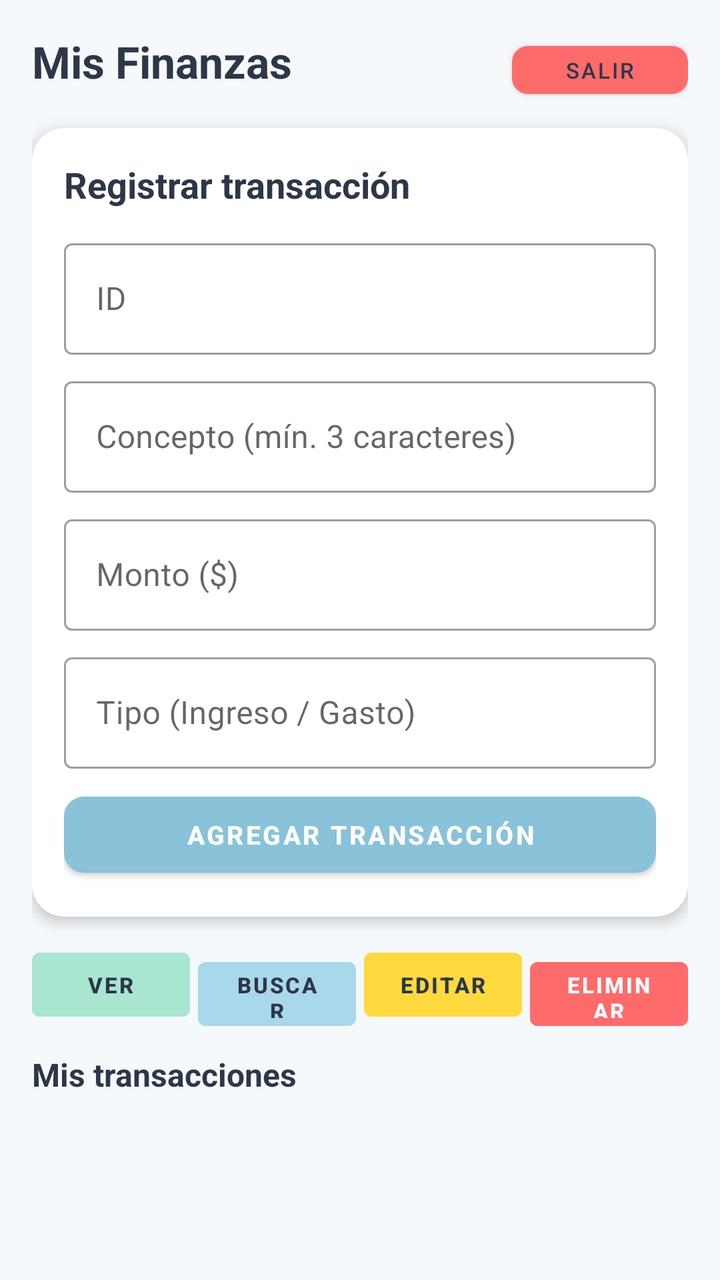
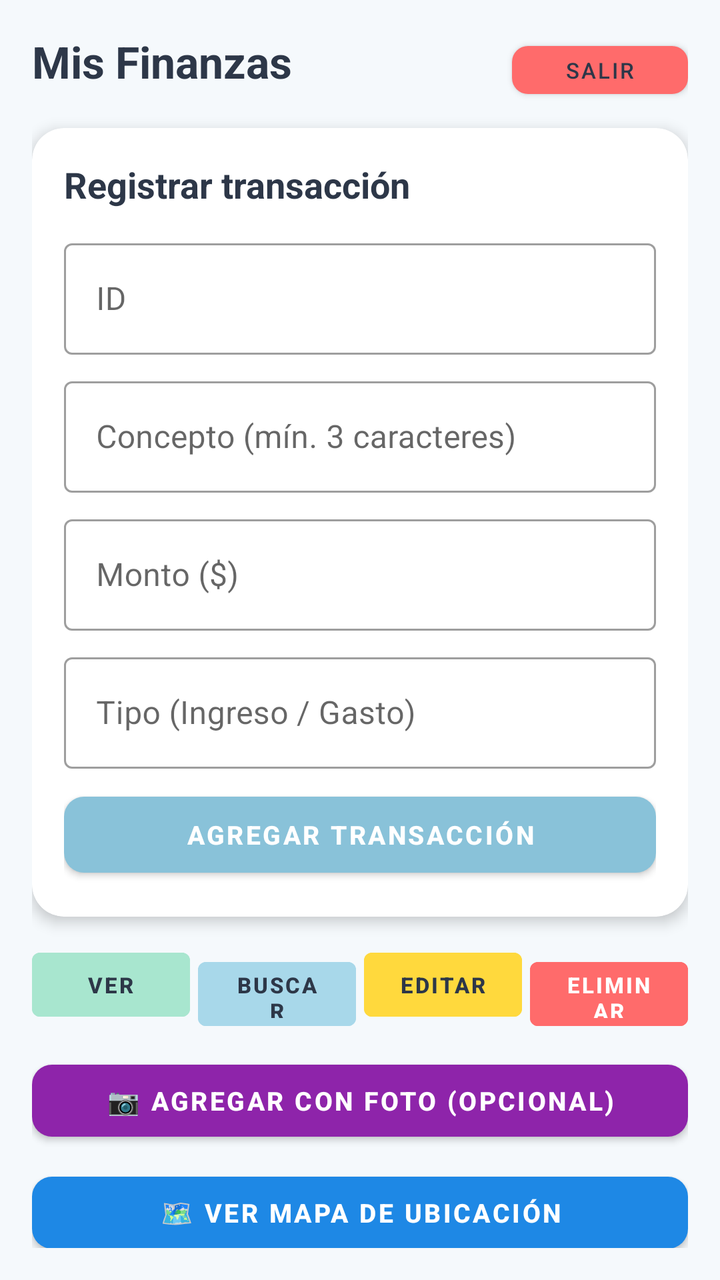

An Android layout rendered at two revisions. The XML below is the earlier revision; the diff shows what the commit changed to produce the second picture.
<!-- AndroidManifest.xml: application theme Theme.MaterialComponents.DayNight.NoActionBar -->
<!-- res/layout/activity_main.xml -->
<?xml version="1.0" encoding="utf-8"?>
<LinearLayout xmlns:app="http://schemas.android.com/apk/res-auto"
    xmlns:android="http://schemas.android.com/apk/res/android"
    android:layout_width="match_parent"
    android:layout_height="match_parent"
    android:orientation="vertical"
    android:background="@color/colorFondo"
    android:padding="16dp">

    
    <LinearLayout
        android:layout_width="match_parent"
        android:layout_height="wrap_content"
        android:orientation="horizontal"
        android:layout_marginBottom="12dp">

        <TextView
            android:layout_width="0dp"
            android:layout_height="wrap_content"
            android:layout_weight="1"
            android:text="Mis Finanzas"
            android:textSize="22sp"
            android:textStyle="bold"
            android:textColor="@color/textPrimary"/>

        <com.google.android.material.button.MaterialButton
            android:id="@+id/btnCerrarSesion"
            android:layout_width="wrap_content"
            android:layout_height="36dp"
            android:text="Salir"
            android:textSize="11sp"
            android:textColor="@color/textPrimary"
            app:cornerRadius="8dp"
            app:backgroundTint="@color/btnEliminar"/>
    </LinearLayout>

    
    <androidx.cardview.widget.CardView
        android:layout_width="match_parent"
        android:layout_height="wrap_content"
        app:cardCornerRadius="16dp"
        app:cardElevation="4dp"
        android:layout_marginBottom="12dp">

        <LinearLayout
            android:layout_width="match_parent"
            android:layout_height="wrap_content"
            android:orientation="vertical"
            android:padding="16dp">

            <TextView
                android:layout_width="match_parent"
                android:layout_height="wrap_content"
                android:text="Registrar transacción"
                android:textSize="18sp"
                android:textStyle="bold"
                android:textColor="@color/textPrimary"
                android:layout_marginBottom="12dp"/>

            
            <com.google.android.material.textfield.TextInputLayout
                android:id="@+id/tilId"
                android:layout_width="match_parent"
                android:layout_height="wrap_content"
                style="@style/Widget.MaterialComponents.TextInputLayout.OutlinedBox"
                android:layout_marginBottom="8dp">

                <com.google.android.material.textfield.TextInputEditText
                    android:id="@+id/etId"
                    android:layout_width="match_parent"
                    android:layout_height="wrap_content"
                    android:hint="ID"
                    android:inputType="text"/>

            </com.google.android.material.textfield.TextInputLayout>

            
            <com.google.android.material.textfield.TextInputLayout
                android:id="@+id/tilConcepto"
                android:layout_width="match_parent"
                android:layout_height="wrap_content"
                style="@style/Widget.MaterialComponents.TextInputLayout.OutlinedBox"
                android:layout_marginBottom="8dp">

                <com.google.android.material.textfield.TextInputEditText
                    android:id="@+id/etConcepto"
                    android:layout_width="match_parent"
                    android:layout_height="wrap_content"
                    android:hint="Concepto (mín. 3 caracteres)"
                    android:inputType="textCapSentences"/>

            </com.google.android.material.textfield.TextInputLayout>

            
            <com.google.android.material.textfield.TextInputLayout
                android:id="@+id/tilMonto"
                android:layout_width="match_parent"
                android:layout_height="wrap_content"
                style="@style/Widget.MaterialComponents.TextInputLayout.OutlinedBox"
                android:layout_marginBottom="8dp">

                <com.google.android.material.textfield.TextInputEditText
                    android:id="@+id/etMonto"
                    android:layout_width="match_parent"
                    android:layout_height="wrap_content"
                    android:hint="Monto ($)"
                    android:inputType="numberDecimal"/>

            </com.google.android.material.textfield.TextInputLayout>

            
            <com.google.android.material.textfield.TextInputLayout
                android:id="@+id/tilTipo"
                android:layout_width="match_parent"
                android:layout_height="wrap_content"
                style="@style/Widget.MaterialComponents.TextInputLayout.OutlinedBox"
                android:layout_marginBottom="8dp">

                <com.google.android.material.textfield.TextInputEditText
                    android:id="@+id/etTipo"
                    android:layout_width="match_parent"
                    android:layout_height="wrap_content"
                    android:hint="Tipo (Ingreso / Gasto)"
                    android:inputType="textCapWords"/>

            </com.google.android.material.textfield.TextInputLayout>

            
            <ProgressBar
                android:id="@+id/progressBarMain"
                android:layout_width="wrap_content"
                android:layout_height="wrap_content"
                android:layout_gravity="center"
                android:visibility="gone"
                android:layout_marginBottom="8dp"/>

            
            <com.google.android.material.button.MaterialButton
                android:id="@+id/btnAgregar"
                android:layout_width="match_parent"
                android:layout_height="50dp"
                android:text="AGREGAR TRANSACCIÓN"
                app:cornerRadius="10dp"
                app:backgroundTint="@color/btnAgregar"
                android:textColor="@color/textOnDarkBg"
                android:textSize="13sp"
                android:textStyle="bold"/>

        </LinearLayout>

    </androidx.cardview.widget.CardView>

    
    <LinearLayout
        android:layout_width="match_parent"
        android:layout_height="wrap_content"
        android:orientation="horizontal"
        android:layout_marginBottom="12dp"
        android:weightSum="4">

        <com.google.android.material.button.MaterialButton
            android:id="@+id/btnVerTodos"
            style="@style/Widget.MaterialComponents.Button.OutlinedButton"
            android:layout_width="0dp"
            android:layout_height="44dp"
            android:layout_weight="1"
            android:layout_marginEnd="4dp"
            android:text="VER"
            android:textSize="11sp"
            android:textColor="@color/textPrimary"
            android:textStyle="bold"
            app:backgroundTint="@color/btnVerTodos"
            app:strokeColor="@color/btnVerTodos"/>

        <com.google.android.material.button.MaterialButton
            android:id="@+id/btnBuscar"
            style="@style/Widget.MaterialComponents.Button.OutlinedButton"
            android:layout_width="0dp"
            android:layout_height="44dp"
            android:layout_weight="1"
            android:layout_marginEnd="4dp"
            android:text="BUSCAR"
            android:textSize="11sp"
            android:textColor="@color/textPrimary"
            android:textStyle="bold"
            app:backgroundTint="@color/btnBuscar"
            app:strokeColor="@color/btnBuscar"/>

        <com.google.android.material.button.MaterialButton
            android:id="@+id/btnEditar"
            style="@style/Widget.MaterialComponents.Button.OutlinedButton"
            android:layout_width="0dp"
            android:layout_height="44dp"
            android:layout_weight="1"
            android:layout_marginEnd="4dp"
            android:text="EDITAR"
            android:textSize="11sp"
            android:textColor="@color/textPrimary"
            android:textStyle="bold"
            app:backgroundTint="@color/btnEditar"
            app:strokeColor="@color/btnEditar"/>

        <com.google.android.material.button.MaterialButton
            android:id="@+id/btnBorrar"
            style="@style/Widget.MaterialComponents.Button.OutlinedButton"
            android:layout_width="0dp"
            android:layout_height="44dp"
            android:layout_weight="1"
            android:text="ELIMINAR"
            android:textSize="11sp"
            android:textColor="@color/textOnDarkBg"
            android:textStyle="bold"
            app:backgroundTint="@color/btnEliminar"
            app:strokeColor="@color/btnEliminar"/>

    </LinearLayout>

    
    <TextView
        android:layout_width="match_parent"
        android:layout_height="wrap_content"
        android:text="Mis transacciones"
        android:textSize="16sp"
        android:textStyle="bold"
        android:textColor="@color/textPrimary"
        android:layout_marginBottom="4dp"/>

    
    <androidx.recyclerview.widget.RecyclerView
        android:id="@+id/rvTransacciones"
        android:layout_width="match_parent"
        android:layout_height="0dp"
        android:layout_weight="1"
        android:scrollbars="vertical"/>

</LinearLayout>
<!-- resources referenced by this layout -->
<resources>
  <color name="btnAgregar">#89C2D9</color>
  <color name="btnBuscar">#A8D8EA</color>
  <color name="btnEditar">#FFD93D</color>
  <color name="btnEliminar">#FF6B6B</color>
  <color name="btnVerTodos">#A8E6CF</color>
  <color name="colorFondo">#F5F9FC</color>
  <color name="textOnDarkBg">#FFFFFF</color>
  <color name="textPrimary">#2D3748</color>
</resources>

<!-- the commit's change to res/layout/activity_main.xml (unified diff, before → after) -->
@@ -146,6 +146,18 @@
                 android:textSize="13sp"
                 android:textStyle="bold"/>
 
+            
+            <ImageView
+                android:id="@+id/ivFotoTransaccion"
+                android:layout_width="150dp"
+                android:layout_height="150dp"
+                android:layout_gravity="center"
+                android:scaleType="centerCrop"
+                android:visibility="gone"
+                android:layout_marginTop="12dp"
+                android:layout_marginBottom="8dp"
+                android:background="#E0E0E0"/>
+
         </LinearLayout>
 
     </androidx.cardview.widget.CardView>
@@ -216,6 +228,46 @@
     </LinearLayout>
 
     
+    <com.google.android.material.button.MaterialButton
+        android:id="@+id/btnAdjuntarFoto"
+        android:layout_width="match_parent"
+        android:layout_height="48dp"
+        android:text="📷 AGREGAR CON FOTO (OPCIONAL)"
+        android:textSize="13sp"
+        android:textStyle="bold"
+        android:textColor="@color/white"
+        app:backgroundTint="#8E24AA"
+        app:cornerRadius="10dp"
+        android:layout_marginBottom="8dp"/>
+
+    
+    <com.google.android.material.button.MaterialButton
+        android:id="@+id/btnAbrirMapa"
+        android:layout_width="match_parent"
+        android:layout_height="48dp"
+        android:text="🗺️ VER MAPA DE UBICACIÓN"
+        android:textSize="13sp"
+        android:textStyle="bold"
+        android:textColor="@color/white"
+        app:backgroundTint="#1E88E5"
+        app:cornerRadius="10dp"
+        android:layout_marginBottom="8dp"/>
+
+    
+    <com.google.android.material.button.MaterialButton
+        android:id="@+id/btnAbrirUbicacion"
+        android:layout_width="match_parent"
+        android:layout_height="48dp"
+        android:text="📍 OBTENER MI UBICACIÓN GPS"
+        android:textSize="13sp"
+        android:textStyle="bold"
+        android:textColor="@color/white"
+        app:backgroundTint="#FF9800"
+        app:cornerRadius="10dp"
+        android:layout_marginBottom="12dp"/>
+    
+
+    
     <TextView
         android:layout_width="match_parent"
         android:layout_height="wrap_content"
<!-- resource entries referenced after the edit -->
@@ -8,5 +8,6 @@
   <color name="colorFondo">#F5F9FC</color>
   <color name="textOnDarkBg">#FFFFFF</color>
   <color name="textPrimary">#2D3748</color>
+  <color name="white">#FFFFFF</color>
 </resources>
 
